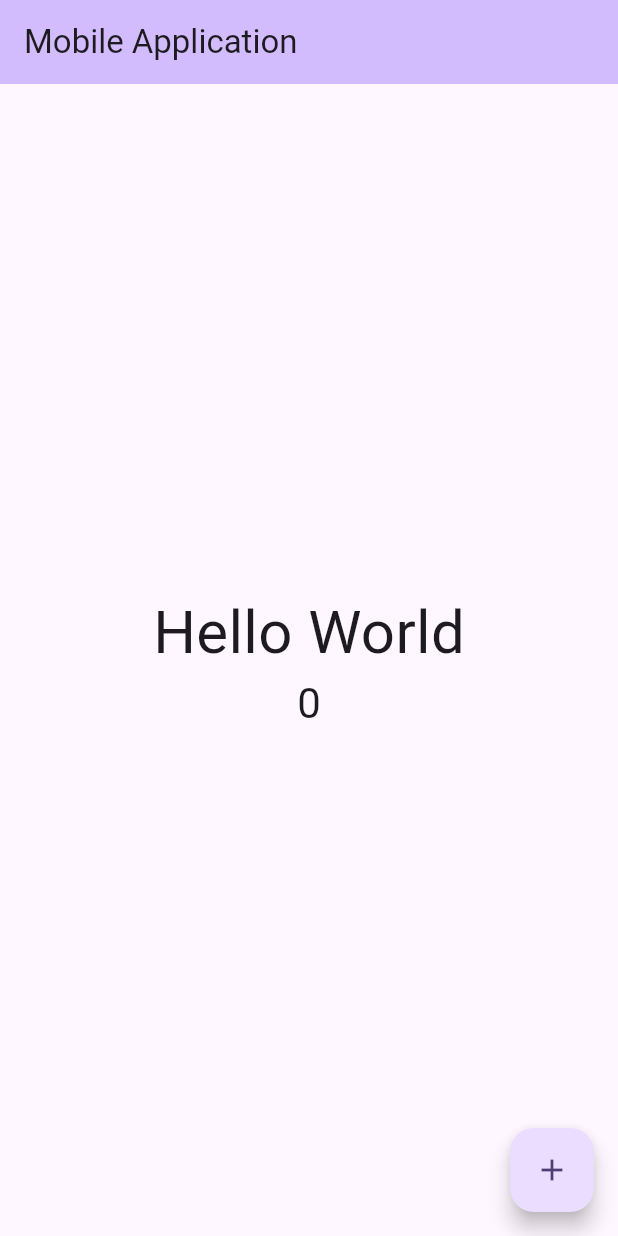
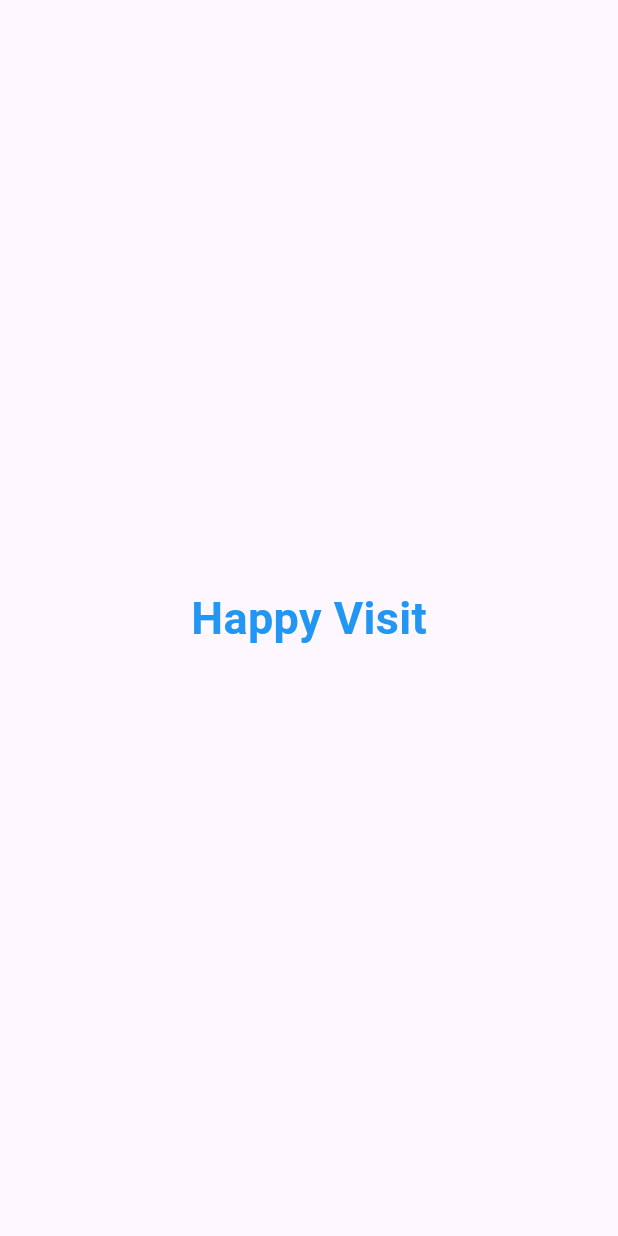
Before and after one commit to DavidkingMazimpaka/mobile-dev_group_13, a Flutter app: the screen it shows after launch, on a phone screen of 412 x 824 dp. Run offline on Flutter 3.47's test engine with Material 3 defaults, Android fonts, the phone set to English and light mode, and no system bars.

Commit message:
new files

```diff
--- a/lib/main.dart
+++ b/lib/main.dart
@@ -1,4 +1,5 @@
 import 'package:flutter/material.dart';
+import 'package:helloworld/splash.dart';
 
 void main() {
   runApp(const MyApp());
@@ -31,96 +32,7 @@ class MyApp extends StatelessWidget {
         colorScheme: ColorScheme.fromSeed(seedColor: Colors.deepPurple),
         useMaterial3: true,
       ),
-      home: const MyHomePage(title: 'Mobile Application'),
+      home: Splash(),
     );
   }
 }
-
-class MyHomePage extends StatefulWidget {
-  const MyHomePage({super.key, required this.title});
-
-  // This widget is the home page of your application. It is stateful, meaning
-  // that it has a State object (defined below) that contains fields that affect
-  // how it looks.
-
-  // This class is the configuration for the state. It holds the values (in this
-  // case the title) provided by the parent (in this case the App widget) and
-  // used by the build method of the State. Fields in a Widget subclass are
-  // always marked "final".
-
-  final String title;
-
-  @override
-  State<MyHomePage> createState() => _MyHomePageState();
-}
-
-class _MyHomePageState extends State<MyHomePage> {
-  int _counter = 0;
-
-  void _incrementCounter() {
-    setState(() {
-      // This call to setState tells the Flutter framework that something has
-      // changed in this State, which causes it to rerun the build method below
-      // so that the display can reflect the updated values. If we changed
-      // _counter without calling setState(), then the build method would not be
-      // called again, and so nothing would appear to happen.
-      _counter++;
-    });
-  }
-
-  @override
-  Widget build(BuildContext context) {
-    // This method is rerun every time setState is called, for instance as done
-    // by the _incrementCounter method above.
-    //
-    // The Flutter framework has been optimized to make rerunning build methods
-    // fast, so that you can just rebuild anything that needs updating rather
-    // than having to individually change instances of widgets.
-    return Scaffold(
-      appBar: AppBar(
-        // TRY THIS: Try changing the color here to a specific color (to
-        // Colors.amber, perhaps?) and trigger a hot reload to see the AppBar
-        // change color while the other colors stay the same.
-        backgroundColor: Theme.of(context).colorScheme.inversePrimary,
-        // Here we take the value from the MyHomePage object that was created by
-        // the App.build method, and use it to set our appbar title.
-        title: Text(widget.title),
-      ),
-      body: Center(
-        // Center is a layout widget. It takes a single child and positions it
-        // in the middle of the parent.
-        child: Column(
-          // Column is also a layout widget. It takes a list of children and
-          // arranges them vertically. By default, it sizes itself to fit its
-          // children horizontally, and tries to be as tall as its parent.
-          //
-          // Column has various properties to control how it sizes itself and
-          // how it positions its children. Here we use mainAxisAlignment to
-          // center the children vertically; the main axis here is the vertical
-          // axis because Columns are vertical (the cross axis would be
-          // horizontal).
-          //
-          // TRY THIS: Invoke "debug painting" (choose the "Toggle Debug Paint"
-          // action in the IDE, or press "p" in the console), to see the
-          // wireframe for each widget.
-          mainAxisAlignment: MainAxisAlignment.center,
-          children: <Widget>[
-            const Text(
-              'Hello World',
-              style: TextStyle(fontSize: 40),
-            ),
-            Text(
-              '$_counter',
-              style: Theme.of(context).textTheme.headlineMedium,
-            ),
-          ],
-        ),
-      ),
-      floatingActionButton: FloatingActionButton(
-        onPressed: _incrementCounter,
-        tooltip: 'Increment',
-        child: const Icon(Icons.add),
-      ), // This trailing comma makes auto-formatting nicer for build methods.
-    );
-  }
-}
--- /dev/null
+++ b/lib/splash.dart
@@ -0,0 +1,37 @@
+import 'package:flutter/material.dart';
+
+class Splash extends StatefulWidget {
+  const Splash({Key? key}) : super(key: key);
+
+  @override
+  _SplashState createState() => _SplashState();
+}
+
+class _SplashState extends State<Splash> {
+  @override
+  void initState() {
+    super.initState();
+    _navigateToHome();
+  }
+
+  _navigateToHome() async {
+    await Future.delayed(Duration(milliseconds: 2000), () {});
+    Navigator.pushReplacementNamed(context, '/home');
+  }
+
+  @override
+  Widget build(BuildContext context) {
+    return Scaffold(
+        body: Center(
+            child: Container(
+      child: Text(
+        "Happy Visit",
+        style: TextStyle(
+          fontSize: 30.0,
+          fontWeight: FontWeight.bold,
+          color: Colors.blue,
+        ),
+      ),
+    )));
+  }
+}
```
Also changed, not shown: lib/login.dart (added).
